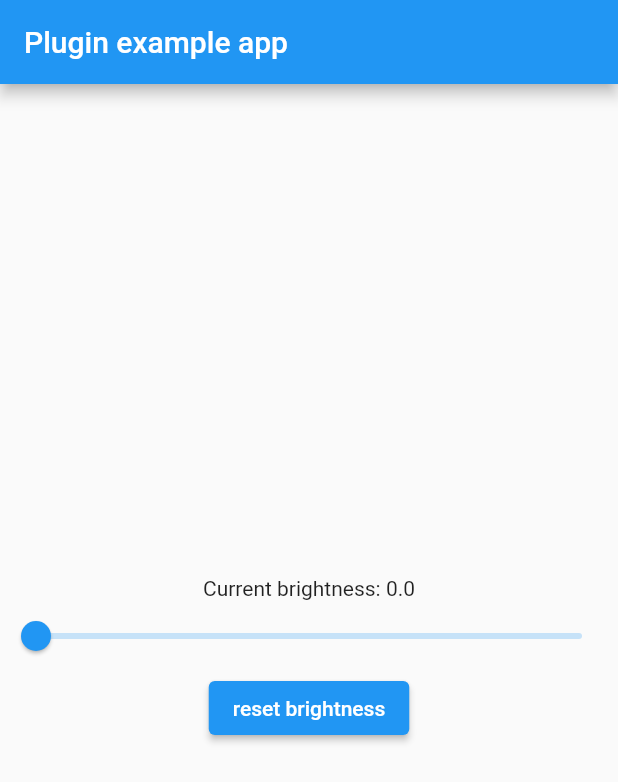
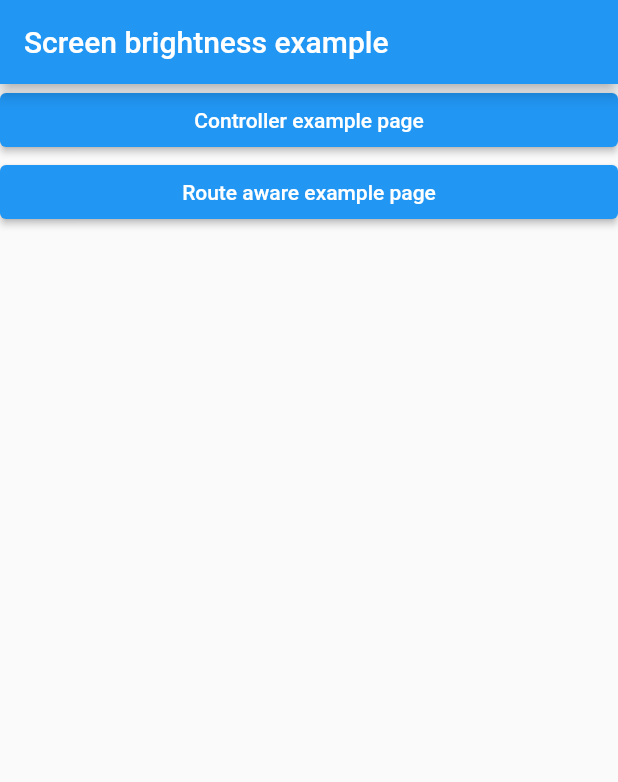
Before and after one commit to aaassseee/screen_brightness, a Flutter app: the screen it shows after launch, on a phone screen of 412 x 824 dp. Shown: the top 782 px of the screen. Run offline on Flutter 3.47's test engine with Material 2 defaults, Android fonts, the phone set to English and light mode, and no system bars.

Commit message:
updated example

```diff
--- a/example/lib/main.dart
+++ b/example/lib/main.dart
@@ -1,95 +1,53 @@
-import 'dart:async';
-
 import 'package:flutter/material.dart';
-import 'package:screen_brightness/screen_brightness.dart';
+import 'package:screen_brightness_example/view/blank_page.dart';
+import 'package:screen_brightness_example/view/controller_page.dart';
+import 'package:screen_brightness_example/view/home_page.dart';
+import 'package:screen_brightness_example/view/route_aware_page.dart';
 
 void main() {
   runApp(const MyApp());
 }
 
-class MyApp extends StatefulWidget {
+class MyApp extends StatelessWidget {
+  static final RouteObserver<Route> routeObserver = RouteObserver<Route>();
+
   const MyApp({Key? key}) : super(key: key);
-
-  @override
-  _MyAppState createState() => _MyAppState();
-}
-
-class _MyAppState extends State<MyApp> {
-  double brightness = 0;
-
-  @override
-  void initState() {
-    super.initState();
-    initScreenBrightness();
-  }
-
-  Future<void> initScreenBrightness() async {
-    double _brightness;
-
-    try {
-      _brightness = await ScreenBrightness.initial;
-    } catch (e) {
-      debugPrint(e.toString());
-      throw 'Failed to get initial brightness';
-    }
-
-    if (!mounted) return;
-
-    setState(() {
-      brightness = _brightness;
-    });
-  }
-
-  Future<void> setBrightness(double brightness) async {
-    try {
-      await ScreenBrightness.setScreenBrightness(brightness);
-    } catch (e) {
-      debugPrint(e.toString());
-      throw 'Failed to set brightness';
-    }
-  }
-
-  Future<void> resetBrightness() async {
-    try {
-      await ScreenBrightness.resetScreenBrightness();
-    } catch (e) {
-      debugPrint(e.toString());
-      throw 'Failed to reset brightness';
-    }
-  }
 
   @override
   Widget build(BuildContext context) {
     return MaterialApp(
-      home: Scaffold(
-        appBar: AppBar(
-          title: const Text('Plugin example app'),
-        ),
-        body: Center(
-          child: Column(
-            mainAxisSize: MainAxisSize.min,
-            children: [
-              Text('Current brightness: $brightness'),
-              Slider.adaptive(
-                value: brightness,
-                onChanged: (value) async {
-                  await setBrightness(value);
-                  setState(() {
-                    brightness = value;
-                  });
-                },
-              ),
-              ElevatedButton(
-                onPressed: () async {
-                  await resetBrightness();
-                  await initScreenBrightness();
-                },
-                child: const Text('reset brightness'),
-              ),
-            ],
-          ),
-        ),
-      ),
+      home: const HomePage(),
+      onGenerateRoute: (settings) {
+        late final Widget page;
+        switch (settings.name) {
+          case HomePage.routeName:
+            page = const HomePage();
+            break;
+
+          case ControllerPage.routeName:
+            page = const ControllerPage();
+            break;
+
+          case RouteAwarePage.routeName:
+            page = const RouteAwarePage();
+            break;
+
+          case BlankPage.routeName:
+            page = const BlankPage();
+            break;
+
+          default:
+            throw UnimplementedError('page name not found');
+        }
+
+        return MaterialPageRoute(
+          builder: (context) => page,
+          settings: settings,
+        );
+      },
+      navigatorObservers: [
+        routeObserver,
+      ],
     );
   }
 }
--- /dev/null
+++ b/example/lib/view/home_page.dart
@@ -0,0 +1,32 @@
+import 'package:flutter/material.dart';
+import 'package:screen_brightness_example/view/controller_page.dart';
+import 'package:screen_brightness_example/view/route_aware_page.dart';
+
+class HomePage extends StatelessWidget {
+  static const routeName = '/home';
+
+  const HomePage({Key? key}) : super(key: key);
+
+  @override
+  Widget build(BuildContext context) {
+    return Scaffold(
+      appBar: AppBar(
+        title: const Text('Screen brightness example'),
+      ),
+      body: ListView(
+        children: [
+          ElevatedButton(
+            onPressed: () =>
+                Navigator.of(context).pushNamed(ControllerPage.routeName),
+            child: const Text('Controller example page'),
+          ),
+          ElevatedButton(
+            onPressed: () =>
+                Navigator.of(context).pushNamed(RouteAwarePage.routeName),
+            child: const Text('Route aware example page'),
+          )
+        ],
+      ),
+    );
+  }
+}
```
Also changed, not shown: example/lib/view/blank_page.dart (added, +16 -0 lines), example/lib/view/controller_page.dart (added, +93 -0 lines), example/lib/view/route_aware_page.dart (added, +66 -0 lines).
